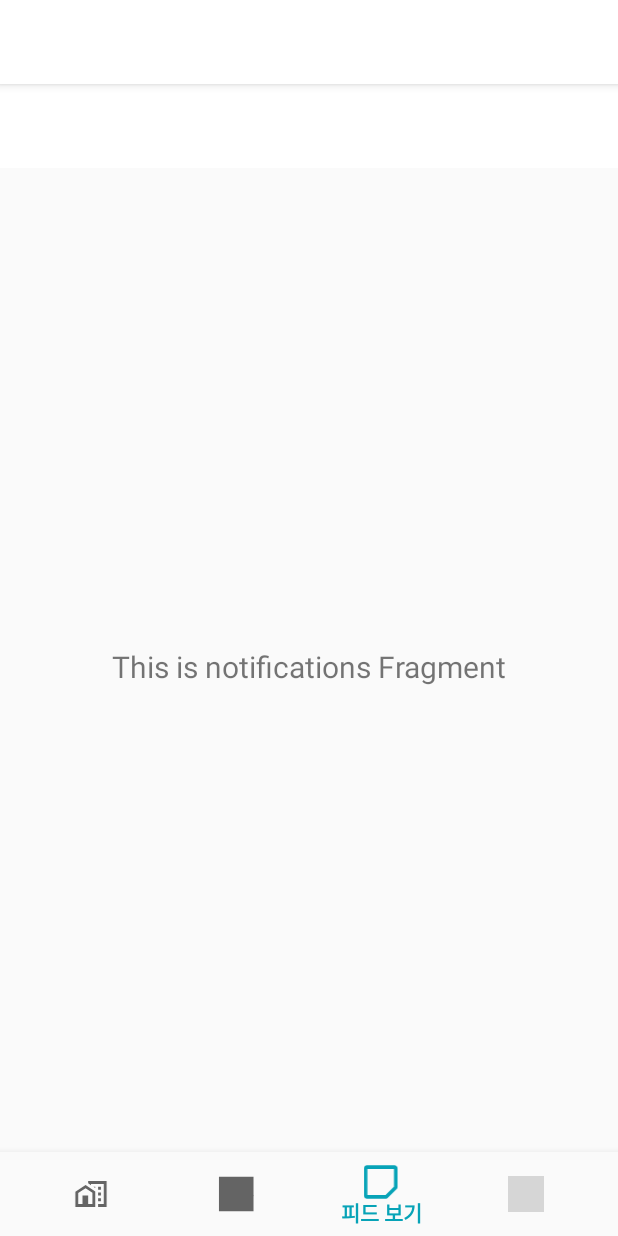
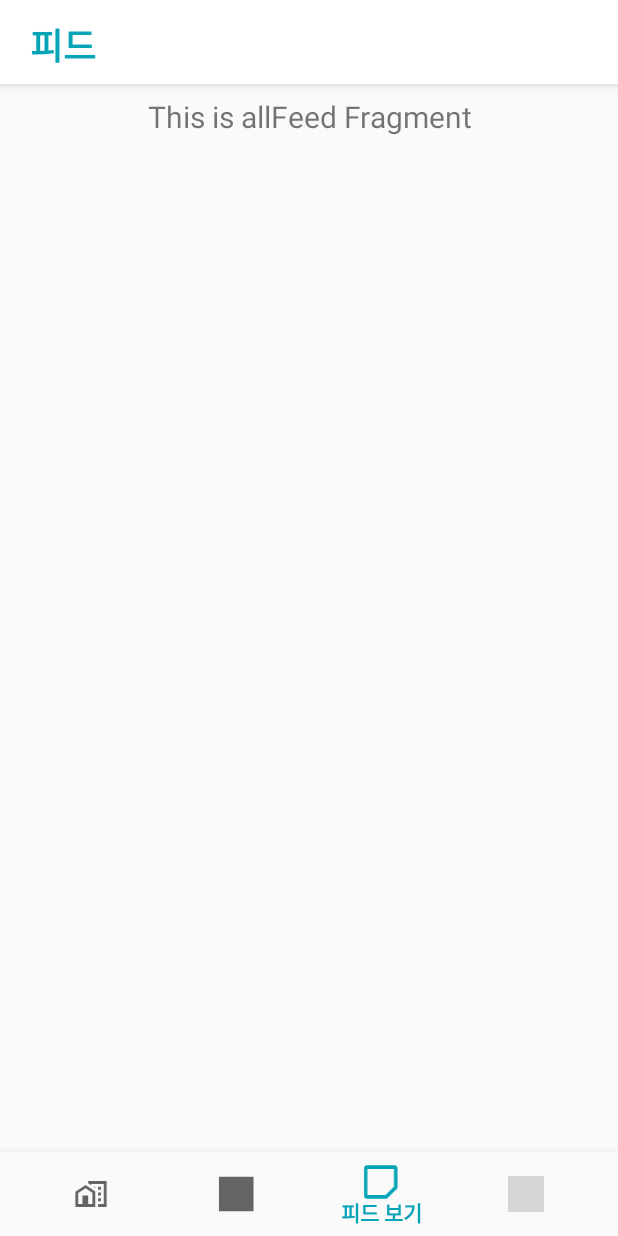
Before and after one commit to HeewonP825/Daon_UI, an Android app: the screen it shows after launch (MainActivity), item 3 of the bottom bar chosen, on a phone screen of 412 x 824 dp. Run offline under Robolectric (Android 15) with nearby library versions, the phone set to English and light mode, and no system bars; our stand-ins replace navigation-ui; grey boxes are pictures that could not be loaded.

Commit message:
Design(MainActivity): edit toolbar

```diff
--- a/app/src/main/java/com/daon/daon_ui/MainActivity.kt
+++ b/app/src/main/java/com/daon/daon_ui/MainActivity.kt
@@ -2,6 +2,7 @@ package com.daon.daon_ui
 
 import android.graphics.Typeface
 import android.os.Bundle
+import android.view.MenuItem
 import android.view.View
 import android.view.ViewTreeObserver
 import android.widget.TextView
@@ -17,7 +18,8 @@ import androidx.navigation.ui.setupActionBarWithNavController
 import androidx.navigation.ui.setupWithNavController
 import com.daon.daon_ui.databinding.ActivityMainBinding
 
-class MainActivity : AppCompatActivity(), ViewTreeObserver.OnPreDrawListener {
+class MainActivity : AppCompatActivity(), ViewTreeObserver.OnPreDrawListener, BottomNavigationView.OnNavigationItemSelectedListener {
+
 
     private lateinit var binding: ActivityMainBinding
 
@@ -53,17 +55,65 @@ class MainActivity : AppCompatActivity(), ViewTreeObserver.OnPreDrawListener {
                 R.id.navigation_home, R.id.navigation_allMeeting, R.id.navigation_allFeed, R.id.navigation_myPage
             )
         )
+
         //setupActionBarWithNavController(navController, appBarConfiguration)
-        supportActionBar?.apply {
-            setBackgroundDrawable(ContextCompat.getDrawable(this@MainActivity, R.color.white))
-            //val customTypeface = Typeface.createFromAsset(font, kotra_bold.otf)
-            title = "다온" // 원하는 타이틀 설정
-            //setTitle(ContextCompat.getColor(this@MainActivity, R.color.mainColor))
+        // 폰트 파일 로드
+        //val customTypeface = Typeface.createFromAsset(assets, "@font/kotra_bold.otf")
+
+        //액션바 커스터마이즈
+//        supportActionBar?.apply {
+//            setBackgroundDrawable(ContextCompat.getDrawable(this@MainActivity, R.color.white))
+//            title = "다온" // 원하는 타이틀 설정
+//            val titleTextView = findViewById<TextView>(resources.getIdentifier("action_bar_title", "id", packageName))
+//            titleTextView?.apply {
+//                setTextColor(ContextCompat.getColor(this@MainActivity, R.color.mainColor)) // 색 설정
+//            }
+//        }
+        navView.setupWithNavController(navController)
+        navView.setupWithNavController(navController)
+        navView.setOnNavigationItemSelectedListener { item ->
+            onNavigationItemSelected(item)
         }
-        navView.setupWithNavController(navController)
     }
 
     override fun onPreDraw(): Boolean {
         return true
     }
+    override fun onNavigationItemSelected(item: MenuItem): Boolean {
+        when (item.itemId) {
+            R.id.navigation_home -> {
+                setToolbarTitle("다온") // 원하는 타이틀 설정
+                navigateToFragment(R.id.navigation_home) // 프래그먼트 이동
+                return true
+            }
+            R.id.navigation_allMeeting -> {
+                setToolbarTitle("모임")
+                navigateToFragment(R.id.navigation_allMeeting)
+                return true
+            }
+            R.id.navigation_allFeed -> {
+                setToolbarTitle("피드")
+                navigateToFragment(R.id.navigation_allFeed)
+                return true
+            }
+            R.id.navigation_myPage -> {
+                setToolbarTitle("내정보")
+                navigateToFragment(R.id.navigation_myPage)
+                return true
+            }
+        }
+        return false
+    }
+
+    private fun setToolbarTitle(title: String) {
+        val toolbarTitle = findViewById<TextView>(R.id.toolbar_title)
+        toolbarTitle.text = title
+    }
+
+    private fun navigateToFragment(itemId: Int) {
+        val navController = findNavController(R.id.nav_host_fragment_activity_main)
+        navController.navigate(itemId)
+    }
+
+
 }
--- a/app/src/main/java/com/daon/daon_ui/ui/allFeed/AllFeedViewModel.kt
+++ b/app/src/main/java/com/daon/daon_ui/ui/allFeed/AllFeedViewModel.kt
@@ -7,7 +7,7 @@ import androidx.lifecycle.ViewModel
 class AllFeedViewModel : ViewModel() {
 
     private val _text = MutableLiveData<String>().apply {
-        value = "This is notifications Fragment"
+        value = "This is allFeed Fragment"
     }
     val text: LiveData<String> = _text
 }
--- a/app/src/main/java/com/daon/daon_ui/ui/home/HomeFragment.kt
+++ b/app/src/main/java/com/daon/daon_ui/ui/home/HomeFragment.kt
@@ -8,6 +8,7 @@ import android.view.ViewGroup
 import android.widget.AdapterView
 import android.widget.ArrayAdapter
 import android.widget.TextView
+import android.widget.Toolbar
 import androidx.fragment.app.Fragment
 import androidx.lifecycle.ViewModelProvider
 import androidx.recyclerview.widget.LinearLayoutManager
--- a/app/src/main/res/layout/activity_main.xml
+++ b/app/src/main/res/layout/activity_main.xml
@@ -11,6 +11,7 @@
         android:layout_width="match_parent"
         android:layout_height="wrap_content"
         android:minHeight="?attr/actionBarSize"
+        android:elevation="5dp"
         app:contentInsetStart="0dp"
         app:layout_constraintEnd_toEndOf="parent"
         app:layout_constraintStart_toStartOf="parent"
@@ -19,6 +20,21 @@
         app:titleTextColor="@color/mainColor"
         app:titleTextAppearance="@font/kotra_bold"
         android:orientation="horizontal">
+
+        <TextView
+            android:id="@+id/toolbar_title"
+            android:layout_width="wrap_content"
+            android:layout_height="wrap_content"
+            android:text="다온"
+            android:paddingLeft="10sp"
+            android:paddingTop="4dp"
+            android:textColor="@color/mainColor"
+            android:textSize="24sp"
+            android:fontFamily="@font/kotra_bold"
+            android:textStyle="bold"
+            android:gravity="left"
+            android:layout_marginLeft="10dp"/>
+
 
     </androidx.appcompat.widget.Toolbar>
 
@@ -39,12 +55,11 @@
         android:id="@+id/nav_host_fragment_activity_main"
         android:name="androidx.navigation.fragment.NavHostFragment"
         android:layout_width="match_parent"
-        android:layout_height="match_parent"
+        android:layout_height="wrap_content"
         app:defaultNavHost="true"
-        app:layout_constraintBottom_toTopOf="@id/nav_view"
         app:layout_constraintLeft_toLeftOf="parent"
         app:layout_constraintRight_toRightOf="parent"
-        app:layout_constraintTop_toTopOf="parent"
+        app:layout_constraintTop_toBottomOf="@+id/toolbar"
         app:navGraph="@navigation/nav_graph" />
 
 </androidx.constraintlayout.widget.ConstraintLayout>
--- a/app/src/main/res/values/themes.xml
+++ b/app/src/main/res/values/themes.xml
@@ -1,6 +1,6 @@
 <resources xmlns:tools="http://schemas.android.com/tools">
     <!-- Base application theme. -->
-    <style name="Theme.Daon_UI" parent="Theme.AppCompat.DayNight.DarkActionBar">
+    <style name="Theme.Daon_UI" parent="Theme.AppCompat.DayNight.NoActionBar">
         <!-- Primary brand color. -->
         <item name="colorPrimary">@color/mainColor</item>
         <item name="colorPrimaryVariant">@color/mainColor</item>
```
